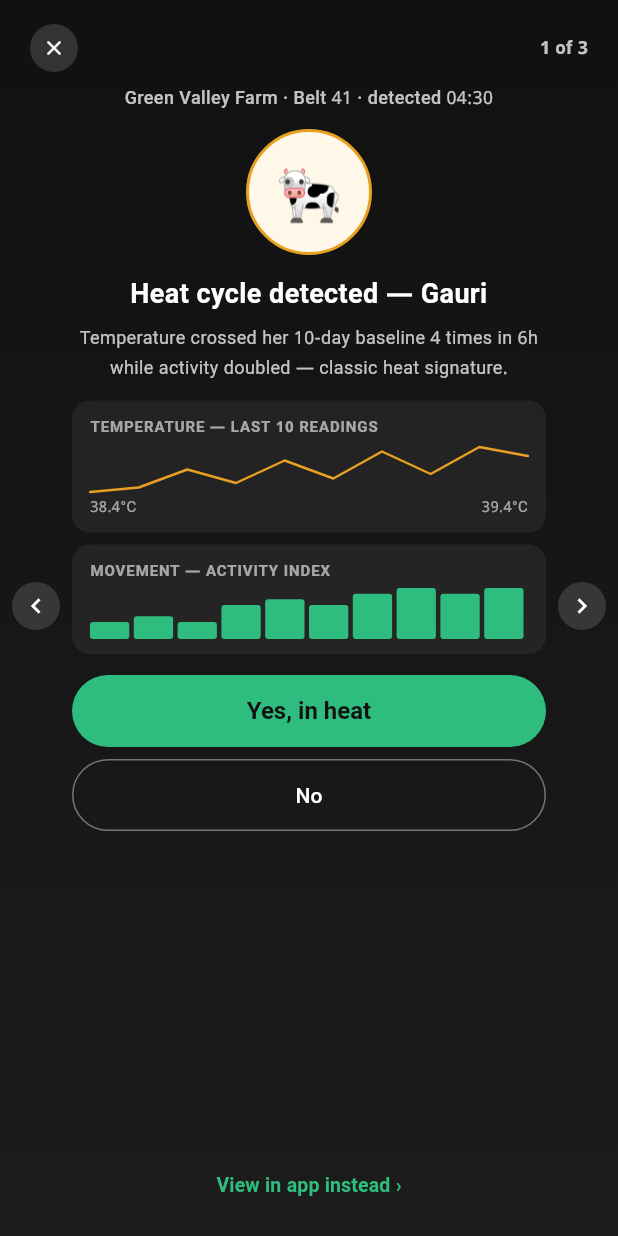
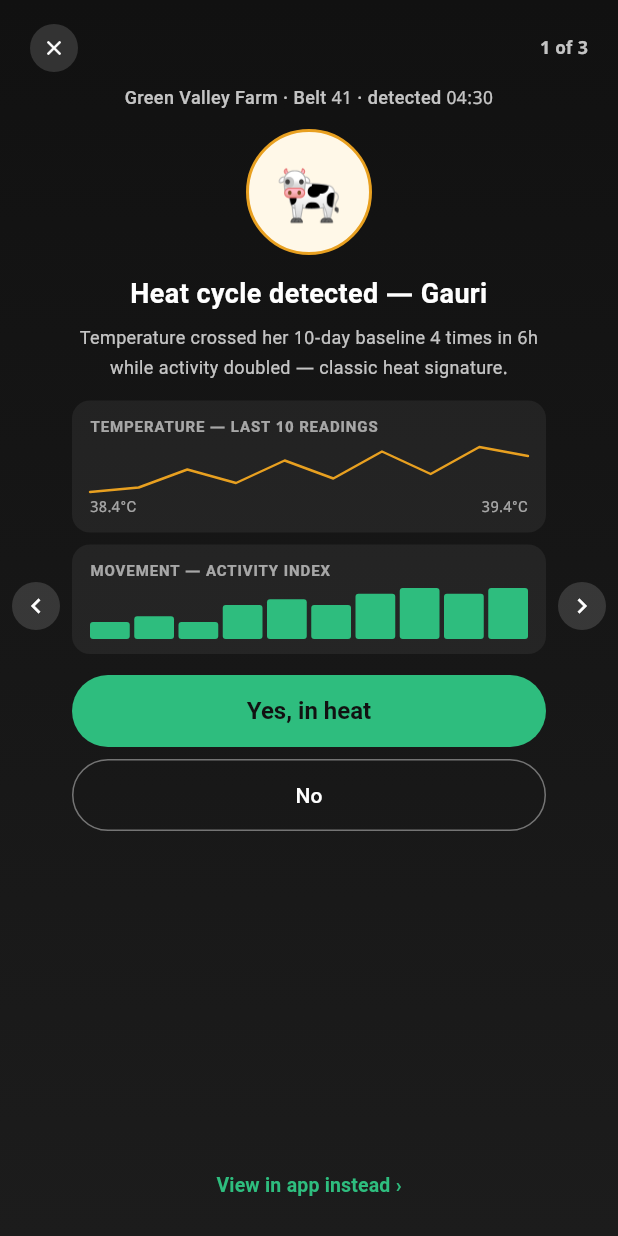
Before and after one commit to vaseey21/Vanix, a Flutter app: the HeatAlertScreen screen opened directly, on a phone screen of 412 x 824 dp. Run offline on Flutter 3.47's test engine with Material 3 defaults, Android fonts, the phone set to English and light mode, and no system bars.

Commit message:
auto: save changes

```diff
--- a/flutter_app/lib/screens/heat_alert_screen.dart
+++ b/flutter_app/lib/screens/heat_alert_screen.dart
@@ -222,14 +222,14 @@ class _AlertCard extends StatelessWidget {
               child: Row(
                 crossAxisAlignment: CrossAxisAlignment.end,
                 children: [
-                  for (final m in data.moves) ...[
+                  for (var i = 0; i < data.moves.length; i++) ...[
+                    if (i > 0) const SizedBox(width: 3),
                     Expanded(
                       child: FractionallySizedBox(
-                        heightFactor: m / data.moves.reduce((a, b) => a > b ? a : b),
+                        heightFactor: data.moves[i] / data.moves.reduce((a, b) => a > b ? a : b),
                         child: Container(decoration: BoxDecoration(color: VanixColors.greenDeep, borderRadius: BorderRadius.circular(2))),
                       ),
                     ),
-                    if (m != data.moves.last || data.moves.indexOf(m) != data.moves.length - 1) const SizedBox(width: 3),
                   ],
                 ],
               ),
```
